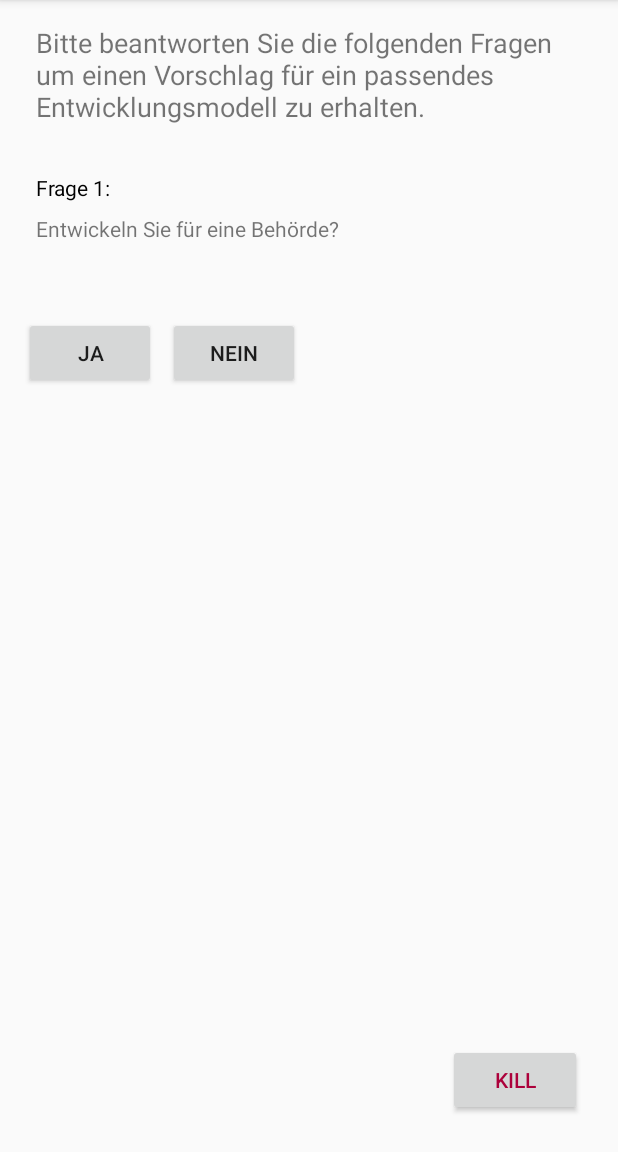
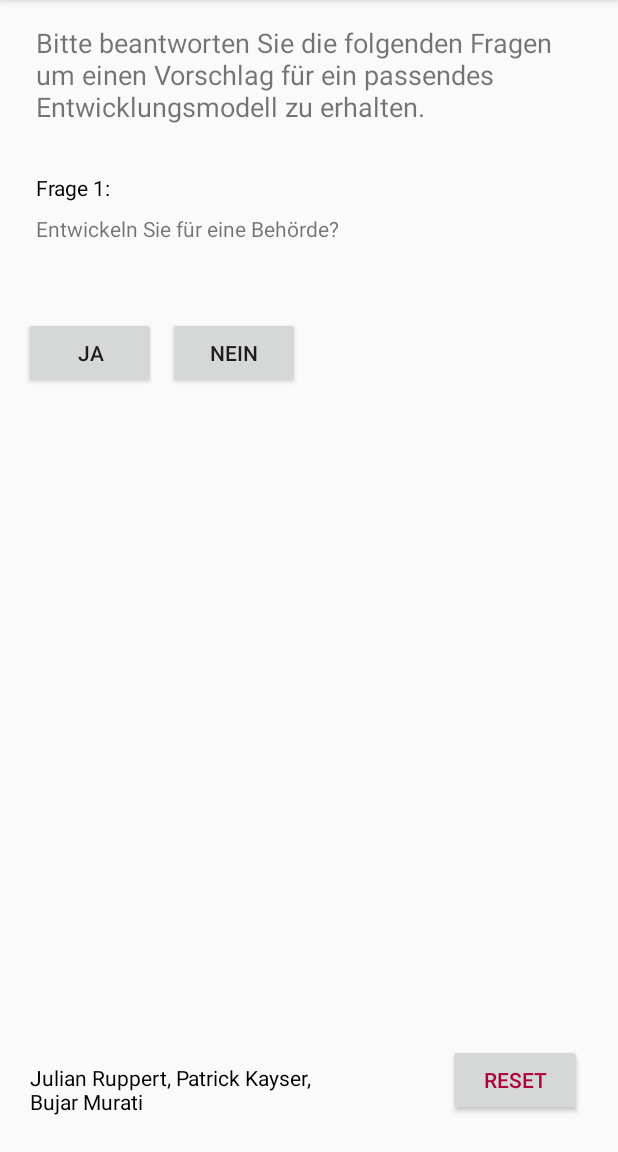
Before and after one commit to cold1ce/mySDP, an Android app: the screen it shows after launch (MainActivity), on a phone screen of 412 x 824 dp, the part 84-1236 px from its top. Run offline under Robolectric (Android 15) with nearby library versions, the phone set to English and light mode, and no system bars.

Commit message:
Namen eingefügt

```diff
--- a/app/src/main/res/layout/activity_main.xml
+++ b/app/src/main/res/layout/activity_main.xml
@@ -120,10 +120,23 @@
             android:layout_marginBottom="8dp"
             android:layout_marginEnd="8dp"
             android:layout_marginRight="8dp"
-            android:text="KILL"
             android:onClick="onResetPressed"
+            android:text="RESET"
             android:textColor="@color/colorAccent"
             app:layout_constraintBottom_toBottomOf="parent"
             app:layout_constraintEnd_toEndOf="parent" />
+
+        <TextView
+            android:id="@+id/textView5"
+            android:layout_width="190dp"
+            android:layout_height="35dp"
+            android:layout_marginBottom="8dp"
+            android:layout_marginLeft="4dp"
+            android:layout_marginStart="4dp"
+            android:text="Julian Ruppert, Patrick Kayser, Bujar Murati"
+            android:textColor="@android:color/black"
+            android:textSize="14sp"
+            app:layout_constraintBottom_toBottomOf="parent"
+            app:layout_constraintStart_toStartOf="parent" />
     </android.support.constraint.ConstraintLayout>
 </RelativeLayout>
```
